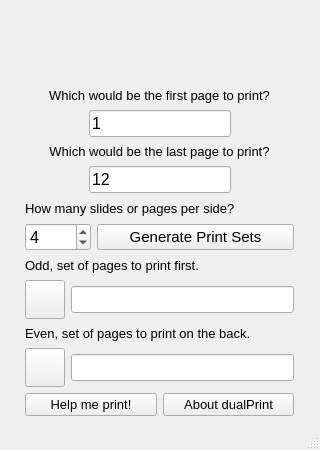
Qt form dualPrint QT 1.0/mainwindow.ui (Cuperino/dualPrint) before a commit.
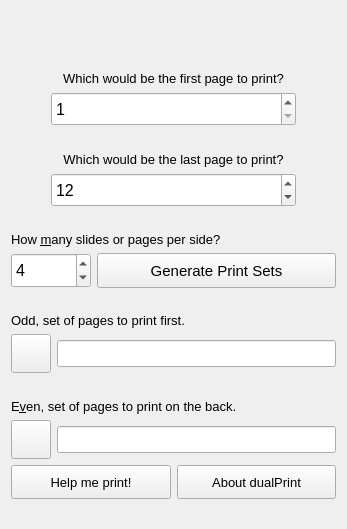
The same form after that commit. Icons and pictures are not drawn.

Commit message: mainWindow now has a responsive layout.

```diff
--- a/dualPrint QT 1.0/mainwindow.ui
+++ b/dualPrint QT 1.0/mainwindow.ui
@@ -2,9 +2,6 @@
 <ui version="4.0">
  <class>MainWindow</class>
  <widget class="QMainWindow" name="MainWindow">
-  <property name="windowModality">
-   <enum>Qt::NonModal</enum>
-  </property>
   <property name="enabled">
    <bool>true</bool>
   </property>
@@ -12,28 +9,16 @@
    <rect>
     <x>0</x>
     <y>0</y>
-    <width>320</width>
-    <height>450</height>
+    <width>347</width>
+    <height>529</height>
    </rect>
   </property>
   <property name="sizePolicy">
-   <sizepolicy hsizetype="Fixed" vsizetype="Fixed">
+   <sizepolicy hsizetype="MinimumExpanding" vsizetype="MinimumExpanding">
     <horstretch>0</horstretch>
     <verstretch>0</verstretch>
    </sizepolicy>
   </property>
-  <property name="minimumSize">
-   <size>
-    <width>320</width>
-    <height>450</height>
-   </size>
-  </property>
-  <property name="maximumSize">
-   <size>
-    <width>320</width>
-    <height>450</height>
-   </size>
-  </property>
   <property name="windowTitle">
    <string>dualPrint, save paper</string>
   </property>
@@ -41,33 +26,12 @@
    <iconset resource="resources.qrc">
     <normaloff>:/img/images/dualprint.gif</normaloff>:/img/images/dualprint.gif</iconset>
   </property>
-  <property name="locale">
-   <locale language="English" country="PuertoRico"/>
-  </property>
-  <property name="animated">
-   <bool>false</bool>
-  </property>
-  <property name="documentMode">
-   <bool>false</bool>
-  </property>
-  <property name="tabShape">
-   <enum>QTabWidget::Rounded</enum>
-  </property>
-  <property name="unifiedTitleAndToolBarOnMac">
-   <bool>false</bool>
-  </property>
   <widget class="QWidget" name="centralWidget">
+   <layout class="QVBoxLayout" name="verticalLayout">
+    <item>
    <widget class="QPushButton" name="pushButton">
-    <property name="geometry">
-     <rect>
-      <x>0</x>
-      <y>0</y>
-      <width>320</width>
-      <height>68</height>
-     </rect>
-    </property>
     <property name="sizePolicy">
-     <sizepolicy hsizetype="Fixed" vsizetype="Fixed">
+       <sizepolicy hsizetype="MinimumExpanding" vsizetype="Preferred">
       <horstretch>0</horstretch>
       <verstretch>0</verstretch>
      </sizepolicy>
@@ -98,16 +62,7 @@
      <bool>true</bool>
     </property>
    </widget>
-   <widget class="QWidget" name="">
-    <property name="geometry">
-     <rect>
-      <x>14</x>
-      <y>76</y>
-      <width>291</width>
-      <height>351</height>
-     </rect>
-    </property>
-    <layout class="QVBoxLayout" name="verticalLayout">
+    </item>
      <item>
       <widget class="QLabel" name="firstPageLabel">
        <property name="font">
@@ -122,14 +77,11 @@
         <enum>Qt::AutoText</enum>
        </property>
        <property name="alignment">
-        <set>Qt::AlignCenter</set>
+       <set>Qt::AlignBottom|Qt::AlignHCenter</set>
        </property>
        <property name="wordWrap">
         <bool>false</bool>
        </property>
-       <property name="buddy">
-        <cstring>firstPageTextBox</cstring>
-       </property>
       </widget>
      </item>
      <item>
@@ -148,10 +100,10 @@
         </spacer>
        </item>
        <item>
-        <widget class="QLineEdit" name="firstPageTextBox">
+       <widget class="QSpinBox" name="firstPageSpinBox">
          <property name="sizePolicy">
-          <sizepolicy hsizetype="MinimumExpanding" vsizetype="Fixed">
-           <horstretch>0</horstretch>
+         <sizepolicy hsizetype="MinimumExpanding" vsizetype="Preferred">
+          <horstretch>1</horstretch>
            <verstretch>0</verstretch>
           </sizepolicy>
          </property>
@@ -160,8 +112,14 @@
            <pointsize>12</pointsize>
           </font>
          </property>
-         <property name="text">
-          <string>1</string>
+        <property name="minimum">
+         <number>1</number>
+        </property>
+        <property name="maximum">
+         <number>200000</number>
+        </property>
+        <property name="value">
+         <number>1</number>
          </property>
         </widget>
        </item>
@@ -191,10 +149,7 @@
         <string>Which would be the last page to print?</string>
        </property>
        <property name="alignment">
-        <set>Qt::AlignCenter</set>
-       </property>
-       <property name="buddy">
-        <cstring>lastPageTextBox</cstring>
+       <set>Qt::AlignBottom|Qt::AlignHCenter</set>
        </property>
       </widget>
      </item>
@@ -214,10 +169,10 @@
         </spacer>
        </item>
        <item>
-        <widget class="QLineEdit" name="lastPageTextBox">
+       <widget class="QSpinBox" name="lastPageSpinBox">
          <property name="sizePolicy">
-          <sizepolicy hsizetype="Preferred" vsizetype="Fixed">
-           <horstretch>0</horstretch>
+         <sizepolicy hsizetype="MinimumExpanding" vsizetype="Preferred">
+          <horstretch>1</horstretch>
            <verstretch>0</verstretch>
           </sizepolicy>
          </property>
@@ -226,8 +181,14 @@
            <pointsize>12</pointsize>
           </font>
          </property>
-         <property name="text">
-          <string>12</string>
+        <property name="minimum">
+         <number>1</number>
+        </property>
+        <property name="maximum">
+         <number>200000</number>
+        </property>
+        <property name="value">
+         <number>12</number>
          </property>
         </widget>
        </item>
@@ -254,10 +215,10 @@
         </font>
        </property>
        <property name="text">
-        <string>How many slides or pages per side?</string>
+       <string>How &amp;many slides or pages per side?</string>
        </property>
        <property name="alignment">
-        <set>Qt::AlignLeading|Qt::AlignLeft|Qt::AlignVCenter</set>
+       <set>Qt::AlignBottom|Qt::AlignLeading|Qt::AlignLeft</set>
        </property>
        <property name="buddy">
         <cstring>pagesPerSideSpinBox</cstring>
@@ -269,7 +230,7 @@
        <item>
         <widget class="QSpinBox" name="pagesPerSideSpinBox">
          <property name="sizePolicy">
-          <sizepolicy hsizetype="Minimum" vsizetype="Fixed">
+         <sizepolicy hsizetype="Minimum" vsizetype="Preferred">
            <horstretch>1</horstretch>
            <verstretch>0</verstretch>
           </sizepolicy>
@@ -293,7 +254,7 @@
        <item>
         <widget class="QPushButton" name="dualPrintButton">
          <property name="sizePolicy">
-          <sizepolicy hsizetype="Minimum" vsizetype="Fixed">
+         <sizepolicy hsizetype="Minimum" vsizetype="Preferred">
            <horstretch>3</horstretch>
            <verstretch>0</verstretch>
           </sizepolicy>
@@ -326,6 +287,9 @@
        <property name="text">
         <string>Odd, set of pages to print first.</string>
        </property>
+      <property name="alignment">
+       <set>Qt::AlignBottom|Qt::AlignLeading|Qt::AlignLeft</set>
+      </property>
        <property name="buddy">
         <cstring>oddCopy</cstring>
        </property>
@@ -358,11 +322,20 @@
        </item>
        <item>
         <widget class="QLineEdit" name="oddOutput">
+        <property name="sizePolicy">
+         <sizepolicy hsizetype="Expanding" vsizetype="Fixed">
+          <horstretch>0</horstretch>
+          <verstretch>0</verstretch>
+         </sizepolicy>
+        </property>
          <property name="font">
           <font>
            <pointsize>12</pointsize>
           </font>
          </property>
+        <property name="maxLength">
+         <number>2147483647</number>
+        </property>
          <property name="readOnly">
           <bool>true</bool>
          </property>
@@ -378,7 +351,10 @@
         </font>
        </property>
        <property name="text">
-        <string>Even, set of pages to print on the back.</string>
+       <string>E&amp;ven, set of pages to print on the back.</string>
+      </property>
+      <property name="alignment">
+       <set>Qt::AlignBottom|Qt::AlignLeading|Qt::AlignLeft</set>
        </property>
        <property name="buddy">
         <cstring>evenCopy</cstring>
@@ -409,11 +385,20 @@
        </item>
        <item>
         <widget class="QLineEdit" name="evenOutput">
+        <property name="sizePolicy">
+         <sizepolicy hsizetype="Expanding" vsizetype="Fixed">
+          <horstretch>0</horstretch>
+          <verstretch>0</verstretch>
+         </sizepolicy>
+        </property>
          <property name="font">
           <font>
            <pointsize>12</pointsize>
           </font>
          </property>
+        <property name="maxLength">
+         <number>2147483647</number>
+        </property>
          <property name="readOnly">
           <bool>true</bool>
          </property>
@@ -425,6 +410,12 @@
       <layout class="QHBoxLayout" name="horizontalLayout_4">
        <item>
         <widget class="QPushButton" name="howToButton">
+        <property name="sizePolicy">
+         <sizepolicy hsizetype="Minimum" vsizetype="Preferred">
+          <horstretch>0</horstretch>
+          <verstretch>0</verstretch>
+         </sizepolicy>
+        </property>
          <property name="font">
           <font>
            <pointsize>10</pointsize>
@@ -437,6 +428,12 @@
        </item>
        <item>
         <widget class="QPushButton" name="aboutButton">
+        <property name="sizePolicy">
+         <sizepolicy hsizetype="Minimum" vsizetype="Preferred">
+          <horstretch>0</horstretch>
+          <verstretch>0</verstretch>
+         </sizepolicy>
+        </property>
          <property name="font">
           <font>
            <pointsize>10</pointsize>
@@ -451,13 +448,11 @@
      </item>
     </layout>
    </widget>
-   <zorder>layoutWidget</zorder>
-   <zorder>pushButton</zorder>
-   <zorder>horizontalSpacer</zorder>
-   <zorder>horizontalSpacer</zorder>
-   <zorder>horizontalSpacer_2</zorder>
+  <widget class="QStatusBar" name="statusBar">
+   <property name="sizeGripEnabled">
+    <bool>false</bool>
+   </property>
   </widget>
-  <widget class="QStatusBar" name="statusBar"/>
  </widget>
  <layoutdefault spacing="6" margin="11"/>
  <tabstops>
```
Left out of the diff: 2 changed lines with no effect on the pictures. Lines whose indentation alone changed are shown as unchanged. The commit also changes 8 other files.
